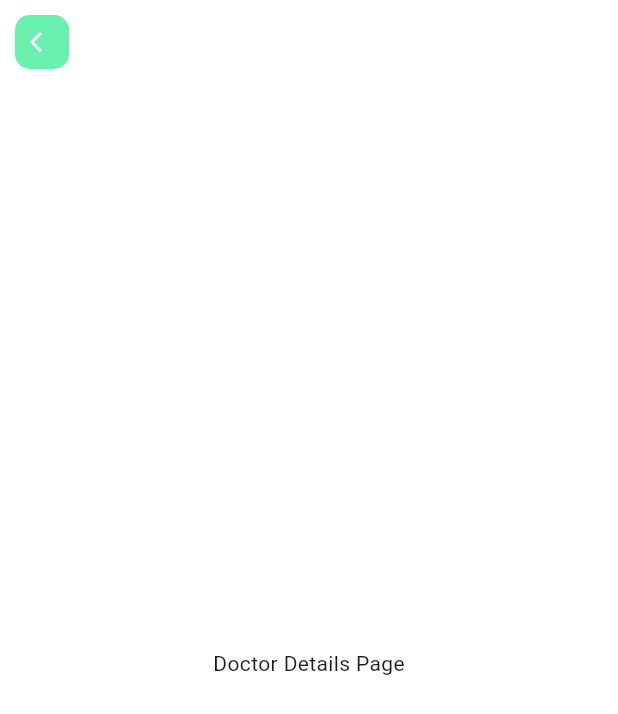
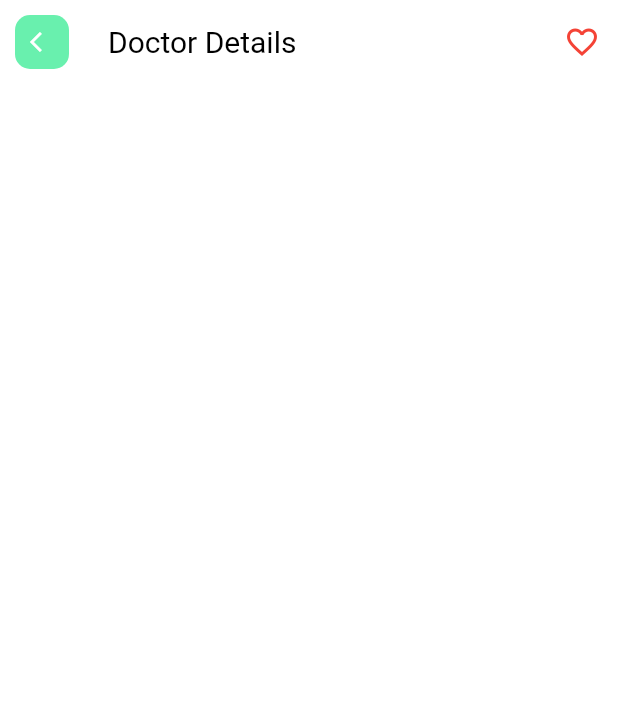
Before and after one commit to natanmuletahunde/DR-Apponitment_app, a Flutter app: the DoctorDetails screen opened by its route, on a phone screen of 412 x 824 dp. Shown: the top 714 px of the screen. Run offline on Flutter 3.47's test engine with Material 3 defaults, Android fonts, the phone set to English and light mode, and no system bars; our stand-ins replace font_awesome_flutter.

Commit message:
add favorite button

```diff
--- a/lib/screens/doctor_details.dart
+++ b/lib/screens/doctor_details.dart
@@ -15,17 +15,21 @@ class _DoctorDetailsState extends State<DoctorDetails> {
 
   @override
   Widget build(BuildContext context) {
-    return const  Scaffold(
+    return Scaffold(
       appBar: PreferredSize(
-        preferredSize:  Size.fromHeight(60),
+        preferredSize: const Size.fromHeight(60),
         child: CustomAppBar(
-          appTitle: 'Doctor Details',
-          icon:  FaIcon(Icons.arrow_back_ios), appTile: '',
+          appTile: 'Doctor Details', // Correctly set the title here
+          appTitle: 'Doctor Details', // Pass the correct app title
+          icon: const FaIcon(Icons.arrow_back_ios),
+          action: [
+            IconButton(onPressed: () {}, icon:
+            FaIcon(isFav ? Icons.favorite_border:Icons.favorite_outline,
+            color: Colors.red,))
+          ],
         ),
       ),
-      body:  Center(
-        child: Text('Doctor Details Page'),
-      ),
+
     );
   }
 }
```
